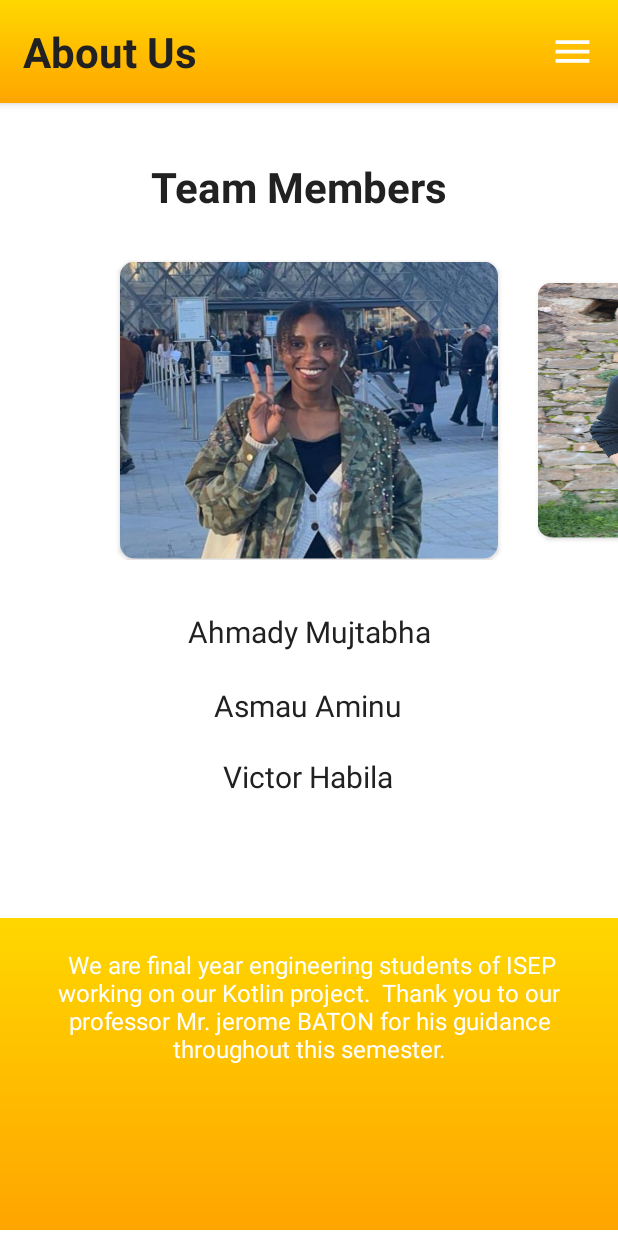
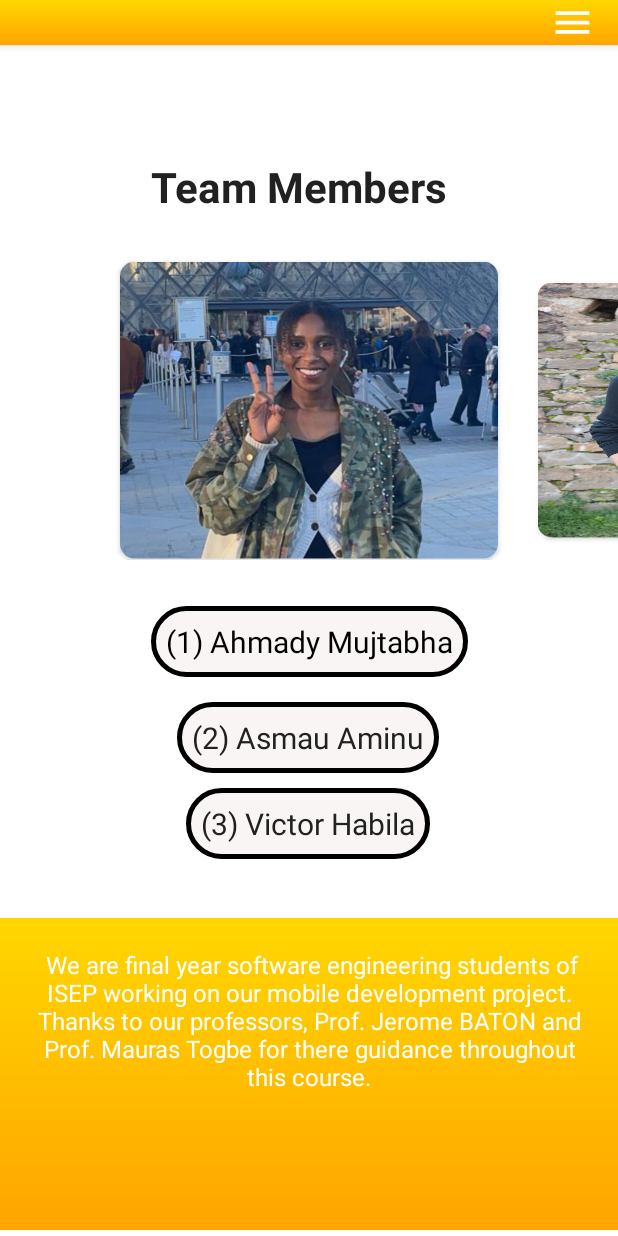
Before and after one commit to ahmadysayed/Kotlin-WorkOutApp, an Android app: the MainHome screen opened directly, with no data from a screen before it, on a phone screen of 412 x 824 dp. Run offline under Robolectric (Android 15) with nearby library versions, the phone set to English and light mode, and no system bars; our stand-ins replace sdp/ssp sizes.

Commit message:
Project refactoring, about us page, contact us, home page

```diff
--- a/app/src/main/java/fr/isep/workoutapp/presentation/ui/MainHome.kt
+++ b/app/src/main/java/fr/isep/workoutapp/presentation/ui/MainHome.kt
@@ -38,7 +38,7 @@ class MainHome : AppCompatActivity() {
     }
 
     private fun displayDescriptionMessage() {
-        val descriptionText = " We are final year engineering students of ISEP working on our Kotlin project.  Thank you to our professor Mr. jerome BATON for his guidance throughout this semester."
+        val descriptionText = " We are final year software engineering students of ISEP working on our mobile development project.  Thanks to our professors, Prof. Jerome BATON and Prof. Mauras Togbe for there guidance throughout this course."
         descriptionTextView.text = descriptionText
     }
 
--- a/app/src/main/res/drawable/button_bg.xml
+++ b/app/src/main/res/drawable/button_bg.xml
@@ -5,7 +5,7 @@
 
             <stroke android:color="#E48653" android:width="5dp"/>
             <solid android:color="#FFA200"/>
-            <corners android:radius="5dp"/>
+            <corners android:radius="30dp"/>
             <size android:width="145dp" android:height="65dp"/>
         </shape>
     </item>
--- a/app/src/main/res/drawable/button_ji.xml
+++ b/app/src/main/res/drawable/button_ji.xml
@@ -2,10 +2,10 @@
 <selector xmlns:android="http://schemas.android.com/apk/res/android">
     <item >
         <shape android:shape="rectangle">
-            <stroke android:color="#9FA634" android:width="3dp"/>
+            <stroke android:color="#000000" android:width="3dp"/>
             <solid android:color="#FAF5F5"/>
-            <corners android:radius="3dp"/>
-            <size android:width="85dp" android:height="35dp"/>
+            <corners android:radius="30dp"/>
+            <size android:width="95dp" android:height="35dp"/>
         </shape>
     </item>
 </selector>
--- a/app/src/main/res/layout/activity_main_home.xml
+++ b/app/src/main/res/layout/activity_main_home.xml
@@ -14,18 +14,6 @@
         app:layout_constraintTop_toTopOf="parent">
 
         <!-- Header Text -->
-        <TextView
-            android:id="@+id/textHello"
-            android:layout_width="wrap_content"
-            android:layout_height="wrap_content"
-            android:layout_marginStart="15dp"
-            android:layout_marginTop="15dp"
-            android:text="About Us"
-            android:textColor="@color/primary_text"
-            android:textSize="28sp"
-            android:textStyle="bold"
-            app:layout_constraintStart_toStartOf="parent"
-            app:layout_constraintTop_toTopOf="parent" />
 
 
         <ImageView
@@ -35,21 +23,19 @@
             android:layout_marginEnd="15dp"
             android:contentDescription="@string/app_name"
             android:src="@drawable/baseline_menu_24"
-            app:layout_constraintBottom_toBottomOf="@id/textHello"
             app:layout_constraintEnd_toEndOf="parent"
-            app:layout_constraintTop_toTopOf="@id/textHello"
-            app:tint="@color/white" />
+            app:tint="@color/white"
+            tools:layout_editor_absoluteY="19dp" />
 
         <!-- Search Bar Layout -->
         <LinearLayout
             android:layout_width="match_parent"
             android:layout_height="wrap_content"
-            android:layout_marginTop="15dp"
             android:background="@drawable/rounded_edittext_background"
             android:orientation="horizontal"
             app:layout_constraintEnd_toEndOf="parent"
             app:layout_constraintStart_toStartOf="parent"
-            app:layout_constraintTop_toBottomOf="@id/textHello">
+            tools:layout_editor_absoluteY="68dp">
 
 
         </LinearLayout>
@@ -86,8 +72,10 @@
         android:id="@+id/saeed"
         android:layout_width="wrap_content"
         android:layout_height="wrap_content"
-        android:text="Ahmady Mujtabha"
-        android:textColor="@color/primary_text"
+        android:text="(1) Ahmady Mujtabha"
+        android:padding="10dp"
+        android:background="@drawable/button_ji"
+        android:textColor="@color/black"
         android:textSize="20sp"
         android:textStyle="normal"
         app:layout_constraintBottom_toTopOf="@+id/descriptionTextView"
@@ -101,8 +89,10 @@
         android:id="@+id/asmau"
         android:layout_width="wrap_content"
         android:layout_height="wrap_content"
-        android:text="Asmau Aminu"
+        android:text="(2) Asmau Aminu"
+        android:padding="10dp"
         android:textColor="@color/primary_text"
+        android:background="@drawable/button_ji"
         android:textSize="20sp"
         android:textStyle="normal"
         app:layout_constraintBottom_toTopOf="@+id/descriptionTextView"
@@ -116,9 +106,11 @@
         android:id="@+id/victor"
         android:layout_width="wrap_content"
         android:layout_height="wrap_content"
-        android:text="Victor Habila"
+        android:text="(3) Victor Habila"
+        android:padding="10dp"
         android:textColor="@color/primary_text"
         android:textSize="20sp"
+        android:background="@drawable/button_ji"
         android:textStyle="normal"
         app:layout_constraintBottom_toTopOf="@+id/descriptionTextView"
         app:layout_constraintEnd_toEndOf="parent"
--- a/app/src/main/res/layout/activity_splash_screen.xml
+++ b/app/src/main/res/layout/activity_splash_screen.xml
@@ -4,7 +4,7 @@
     xmlns:tools="http://schemas.android.com/tools"
     android:layout_width="match_parent"
     android:layout_height="match_parent"
-    android:background="@color/mustard_yellow"
+    android:background="@drawable/header_gradient_background"
     tools:context="fr.isep.workoutapp.presentation.ui.SplashScreen">
 
     <com.airbnb.lottie.LottieAnimationView
--- /dev/null
+++ b/app/src/main/res/layout/corner_radius.xml
@@ -0,0 +1,6 @@
+<?xml version="1.0" encoding="utf-8"?>
+<androidx.constraintlayout.widget.ConstraintLayout xmlns:android="http://schemas.android.com/apk/res/android"
+    android:layout_width="match_parent"
+    android:layout_height="match_parent">
+
+</androidx.constraintlayout.widget.ConstraintLayout>
```
Also changed, not shown: app/src/main/res/drawable/corner.xml (added, +8 -0 lines), app/src/main/res/layout/activity_home_screen.xml (+8 -23 lines), app/src/main/res/layout/card_training_time.xml (+3 -27 lines), app/src/main/res/drawable/cont.png (added), app/src/main/res/drawable/exc.png (added), app/src/main/res/drawable/sgwat.jpg (added), app/src/main/res/drawable/sqwat2.jpg (added), app/src/main/res/drawable/team.png (added), 1 other file.
